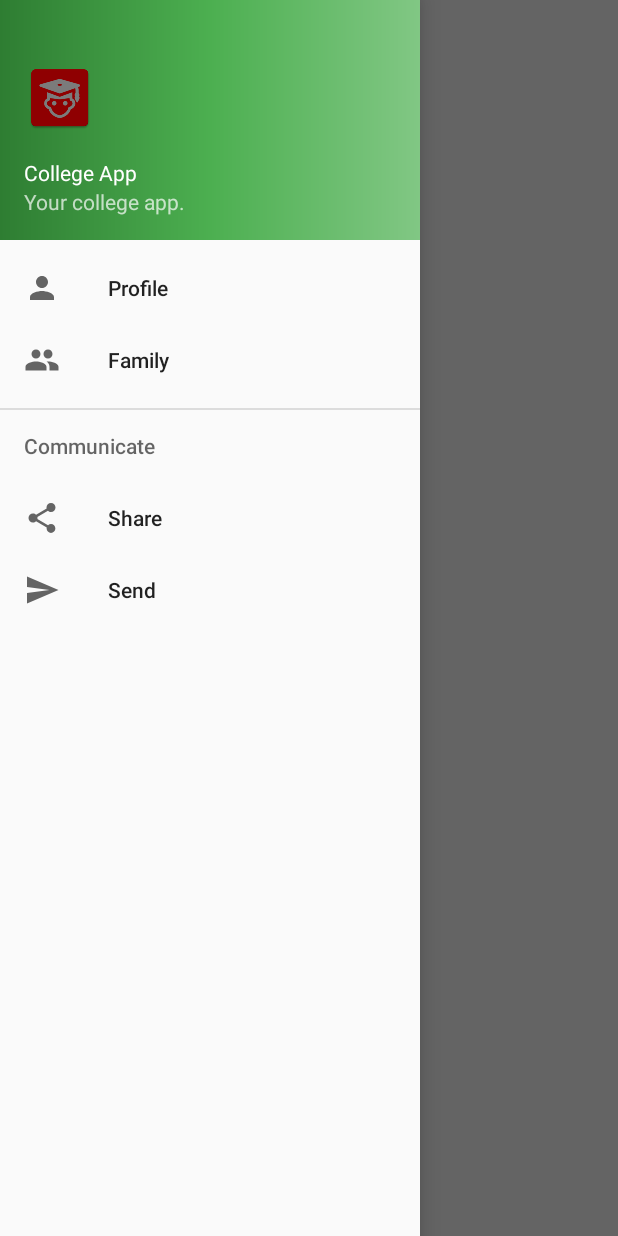
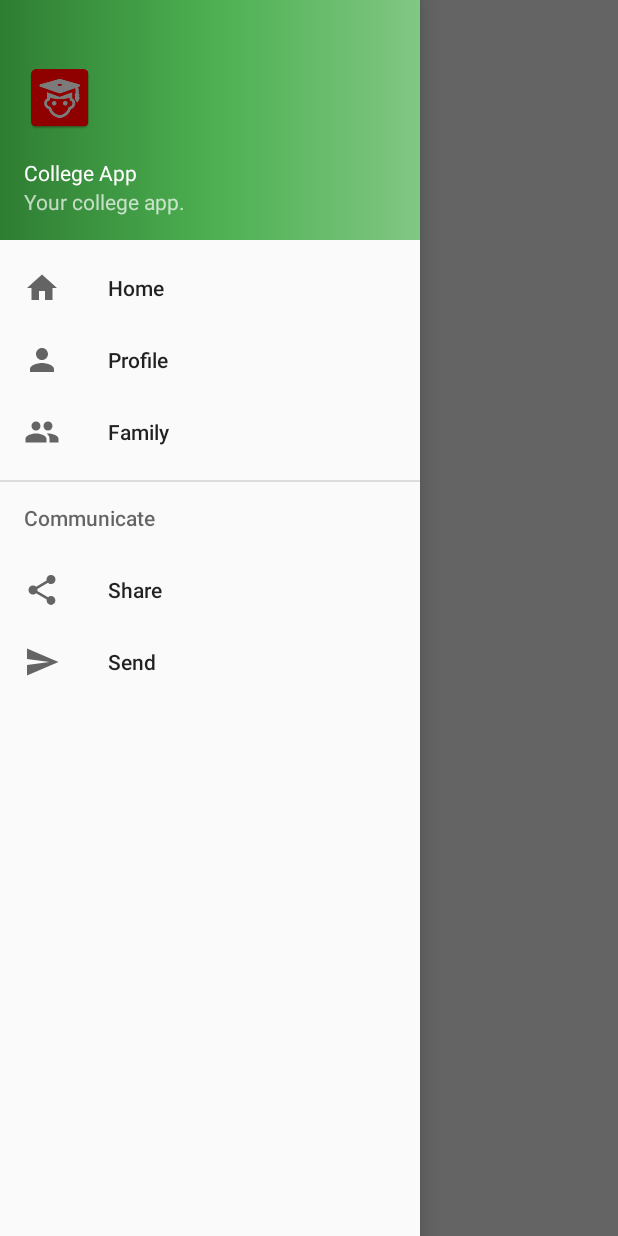
Before and after one commit to Randatic/CollegeApp2016-17, an Android app: the MainActivity screen opened directly, with no data from a screen before it, with the side drawer open, on a phone screen of 412 x 824 dp. Run offline under Robolectric (Android 15) with nearby library versions, the light colour scheme and no system bars; 3 statements that could not run were skipped.

Commit message:
family works

```diff
--- /dev/null
+++ b/app/src/main/res/drawable/ic_menu_home.xml
@@ -0,0 +1,9 @@
+<vector xmlns:android="http://schemas.android.com/apk/res/android"
+        android:width="24dp"
+        android:height="24dp"
+        android:viewportWidth="24.0"
+        android:viewportHeight="24.0">
+    <path
+        android:fillColor="#FF000000"
+        android:pathData="M10,20v-6h4v6h5v-8h3L12,3 2,12h3v8z"/>
+</vector>
--- a/app/src/main/res/layout/item_family_member.xml
+++ b/app/src/main/res/layout/item_family_member.xml
@@ -24,14 +24,14 @@
             <TextView
                 android:layout_width="wrap_content"
                 android:layout_height="wrap_content"
-                android:textSize="25dp"
+                android:textSize="20dp"
                 tools:text="Occupation/Age"
                 android:id="@+id/itemFam_textView_trait"/>
         </LinearLayout>
         <TextView
             android:layout_width="wrap_content"
             android:layout_height="match_parent"
-            android:textSize="30dp"
+            android:textSize="25dp"
             tools:text="Sib/Guard"
             android:layout_gravity="end"
             android:gravity="end"
--- a/app/src/main/res/menu/activity_main_drawer.xml
+++ b/app/src/main/res/menu/activity_main_drawer.xml
@@ -2,6 +2,10 @@
 <menu xmlns:android="http://schemas.android.com/apk/res/android">
 
     <group android:checkableBehavior="single">
+        <item
+            android:id="@+id/nav_home"
+            android:icon="@drawable/ic_menu_home"
+            android:title="Home" />
         <item
             android:id="@+id/nav_profile"
             android:icon="@drawable/ic_menu_portfolio"
```
Also changed, not shown: app/src/main/java/io/github/randatic/collegeapp/Presenter/FamilyListAdapter.java (renamed from app/src/main/java/io/github/randatic/collegeapp/Presenter/FamilyMemberAdapter.java, +4 -4 lines), app/src/main/java/io/github/randatic/collegeapp/Presenter/FamilyListFragment.java (renamed from app/src/main/java/io/github/randatic/collegeapp/Presenter/FamilyFragment.java, +7 -9 lines), app/src/main/java/io/github/randatic/collegeapp/Presenter/LoginActivity.java (+11 -1 lines), app/src/main/java/io/github/randatic/collegeapp/Presenter/MainActivity.java (+9 -3 lines), app/src/main/res/layout/fragment_family.xml (+4 -28 lines).
